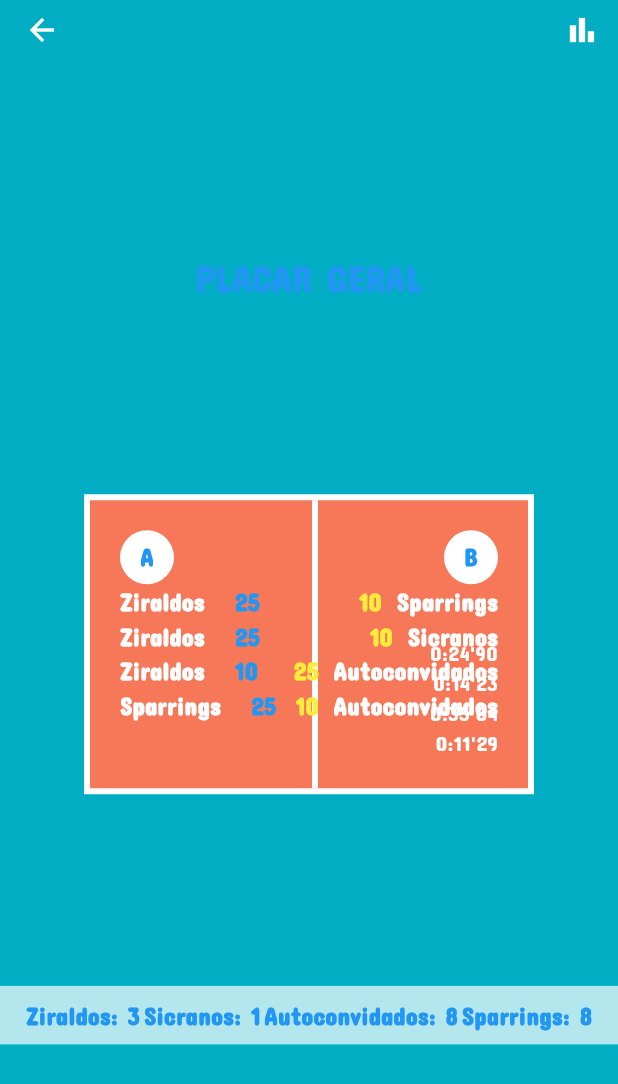
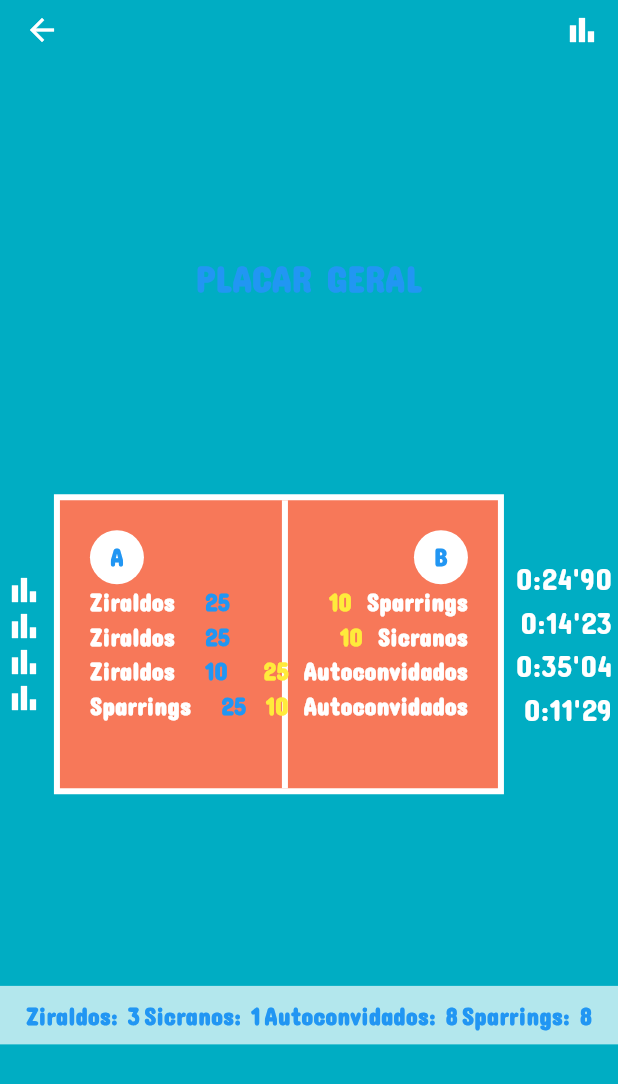
Before and after one commit to PL251431/App-Volley, a Flutter app: the FourthScreen screen opened directly, on a phone screen of 412 x 824 dp. Shown: the top 1084 px of the screen. Run offline on Flutter 3.47's test engine with Material 3 defaults, Android fonts, the phone set to English and light mode, and no system bars.

Commit message:
Atualização da quarta tela

```diff
--- a/lib/screens/fourth_screen.dart
+++ b/lib/screens/fourth_screen.dart
@@ -1,3 +1,4 @@
+
 import 'package:flutter/material.dart';
 
 class FourthScreen extends StatelessWidget {
@@ -34,7 +35,20 @@ class FourthScreen extends StatelessWidget {
               fontFamily: 'ConcertOne',
             ),
           ),
-          Center(
+          Row(
+            mainAxisAlignment: MainAxisAlignment.spaceAround,
+            children: [
+              const Column(
+                crossAxisAlignment: CrossAxisAlignment.end,
+                children: [
+                  Icon(Icons.bar_chart, color:  Colors.white,),
+                  Icon(Icons.bar_chart, color:  Colors.white,),
+                  Icon(Icons.bar_chart, color:  Colors.white,),
+                  Icon(Icons.bar_chart, color:  Colors.white,),
+                ],
+              ),
+              Flexible(
+                flex: 4,
                 child: Container(
                   width: 300,
                   height: 200,
@@ -156,12 +170,11 @@ class FourthScreen extends StatelessWidget {
                           ],
                         ),
                       ),
-
-                  // Tempo lado direito
-                  Positioned(
-                    right: 20,
-                    bottom: 20,
-                    child: Column(
+                    ],
+                  ),
+                ),
+              ),
+              Column(
                 crossAxisAlignment: CrossAxisAlignment.end,
                 children: [
                   Text("0:24'90", style: _timeStyle()),
@@ -170,10 +183,7 @@ class FourthScreen extends StatelessWidget {
                   Text("0:11'29", style: _timeStyle()),
                 ],
               ),
-                  ),
             ],
-              ),
-            ),
           ),
           Container(
             padding: const EdgeInsets.symmetric(horizontal: 16, vertical: 8),
@@ -255,7 +265,7 @@ TextStyle _highlightStyleYellow() {
 
 TextStyle _timeStyle() {
   return const TextStyle(
-    fontSize: 14,
+    fontSize: 20,
     fontWeight: FontWeight.normal,
     color: Colors.white,
     fontFamily: 'ConcertOne',
```
Lines whose indentation alone changed are shown as unchanged.
